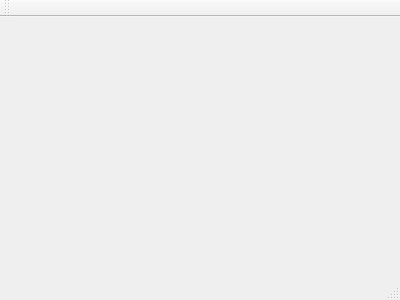
vnuotio/MinesweeperGUI, file student/12/timer/mainwindow.ui: the form before one commit.
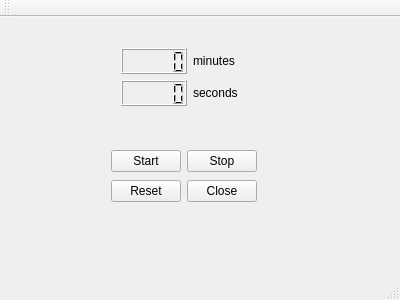
The form after the commit.

The edit to the form file:
```diff
--- a/student/12/timer/mainwindow.ui
+++ b/student/12/timer/mainwindow.ui
@@ -12,13 +12,101 @@
   <property name="windowTitle" >
    <string>MainWindow</string>
   </property>
-  <widget class="QMenuBar" name="menuBar" />
-  <widget class="QToolBar" name="mainToolBar" />
-  <widget class="QWidget" name="centralWidget" />
-  <widget class="QStatusBar" name="statusBar" />
+  <widget class="QWidget" name="centralWidget">
+   <widget class="QWidget" name="gridLayoutWidget">
+    <property name="geometry">
+     <rect>
+      <x>110</x>
+      <y>20</y>
+      <width>160</width>
+      <height>80</height>
+     </rect>
+    </property>
+    <layout class="QGridLayout" name="gridLayout">
+     <item row="0" column="0">
+      <widget class="QLCDNumber" name="lcdNumberMin"/>
+     </item>
+     <item row="0" column="1">
+      <widget class="QLabel" name="minLabel">
+       <property name="text">
+        <string>minutes</string>
+       </property>
+      </widget>
+     </item>
+     <item row="1" column="1">
+      <widget class="QLabel" name="secLabel">
+       <property name="text">
+        <string>seconds</string>
+       </property>
+      </widget>
+     </item>
+     <item row="1" column="0">
+      <widget class="QLCDNumber" name="lcdNumberSec"/>
+     </item>
+    </layout>
+   </widget>
+   <widget class="QWidget" name="gridLayoutWidget_2">
+    <property name="geometry">
+     <rect>
+      <x>100</x>
+      <y>120</y>
+      <width>168</width>
+      <height>80</height>
+     </rect>
+    </property>
+    <layout class="QGridLayout" name="gridLayout_2">
+     <item row="0" column="1">
+      <widget class="QPushButton" name="stopButton">
+       <property name="text">
+        <string>Stop</string>
+       </property>
+      </widget>
+     </item>
+     <item row="0" column="0">
+      <widget class="QPushButton" name="startButton">
+       <property name="text">
+        <string>Start</string>
+       </property>
+      </widget>
+     </item>
+     <item row="1" column="0">
+      <widget class="QPushButton" name="resetButton">
+       <property name="text">
+        <string>Reset</string>
+       </property>
+      </widget>
+     </item>
+     <item row="1" column="1">
+      <widget class="QPushButton" name="closeButton">
+       <property name="text">
+        <string>Close</string>
+       </property>
+      </widget>
+     </item>
+    </layout>
+   </widget>
+  </widget>
+  <widget class="QMenuBar" name="menuBar">
+   <property name="geometry">
+    <rect>
+     <x>0</x>
+     <y>0</y>
+     <width>400</width>
+     <height>20</height>
+    </rect>
+   </property>
+  </widget>
+  <widget class="QToolBar" name="mainToolBar">
+   <attribute name="toolBarArea">
+    <enum>TopToolBarArea</enum>
+   </attribute>
+   <attribute name="toolBarBreak">
+    <bool>false</bool>
+   </attribute>
+  </widget>
+  <widget class="QStatusBar" name="statusBar"/>
  </widget>
- <layoutDefault spacing="6" margin="11" />
- <pixmapfunction></pixmapfunction>
+ <layoutdefault spacing="6" margin="11"/>
  <resources/>
  <connections/>
 </ui>
```
Left out of the diff: 26 changed lines with no effect on the pictures.
